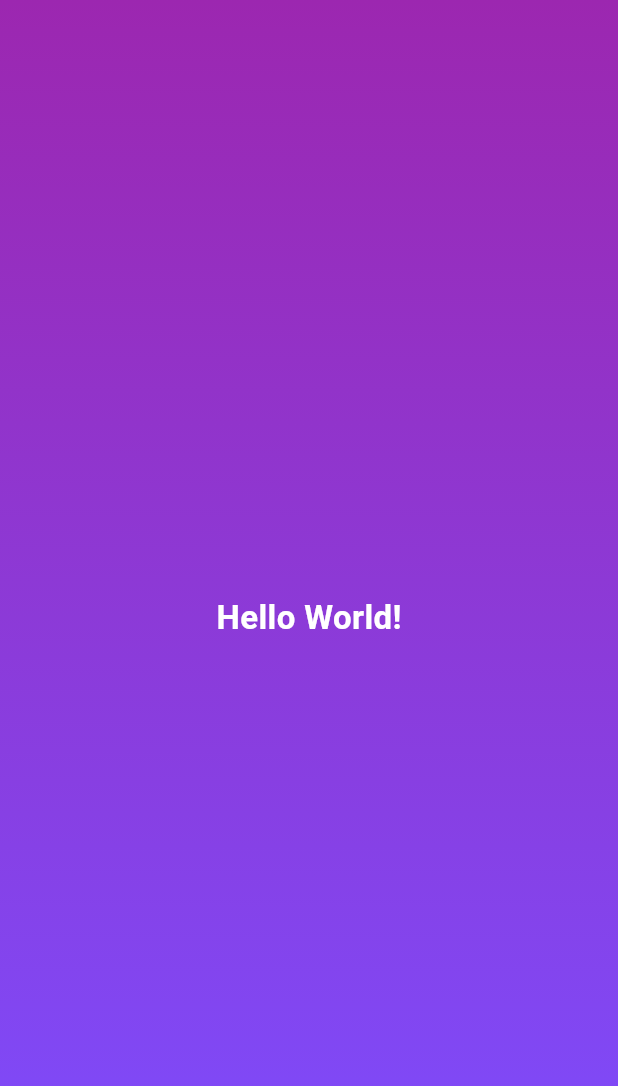
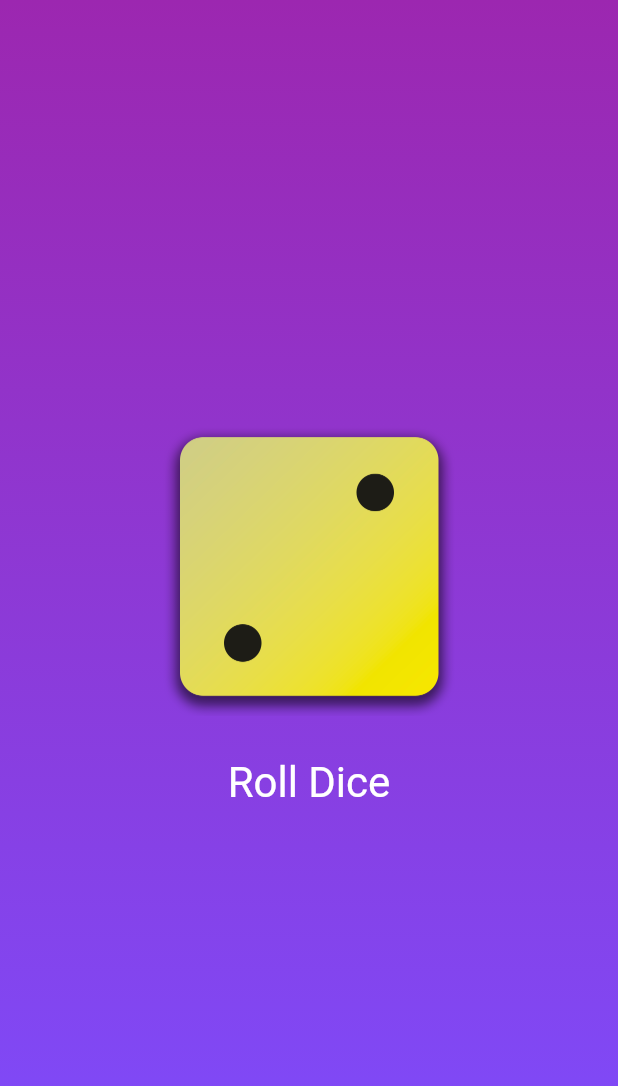
Before and after one commit to KashifTalha/test-project-max, a Flutter app: the screen it shows after launch, on a phone screen of 412 x 824 dp. Shown: the top 1086 px of the screen. Run offline on Flutter 3.47's test engine with Material 3 defaults, Android fonts, the phone set to English and light mode, and no system bars.

Commit message:
roll dice module compeleted

```diff
--- a/lib/gradient_container.dart
+++ b/lib/gradient_container.dart
@@ -1,5 +1,5 @@
 import "package:flutter/material.dart";
-import "package:test_project/styled_text.dart";
+import "package:test_project/roller_dice.dart";
 
 var startAlignment = Alignment.topRight;
 var endAligment = Alignment.bottomRight;
@@ -7,18 +7,16 @@ var endAligment = Alignment.bottomRight;
 class GradientContainer extends StatelessWidget {
   const GradientContainer({super.key, required this.colors});
   final List<Color> colors;
+
   @override
   Widget build(context) {
-    return  Container(
+    return Container(
       decoration: BoxDecoration(
         gradient: LinearGradient(
-            colors: colors,
-            begin: startAlignment,
-            end: endAligment
-        ),
+            colors: colors, begin: startAlignment, end: endAligment),
       ),
-      child:  const Center(
-        child: TextStyled(),
+      child: const Center(
+        child: DiceRoller(),
       ),
     );
   }
--- a/lib/main.dart
+++ b/lib/main.dart
@@ -4,7 +4,7 @@ import "gradient_container.dart";
 void main() {
   runApp(const MaterialApp(
     home: Scaffold(
-        body: GradientContainer(colors: [Colors.purple, Colors.deepPurpleAccent])
-    ),
+        body: GradientContainer(
+            colors: [Colors.purple, Colors.deepPurpleAccent])),
   ));
 }
--- /dev/null
+++ b/lib/roller_dice.dart
@@ -0,0 +1,44 @@
+import "package:flutter/material.dart";
+import "dart:math";
+
+final randomizer = Random();
+
+class DiceRoller extends StatefulWidget {
+  const DiceRoller({super.key});
+  @override
+  State<DiceRoller> createState() {
+    return _DiceRollerState();
+  }
+}
+
+class _DiceRollerState extends State<DiceRoller> {
+  var changeDiceImage = 2;
+  void diceRoll() {
+    setState(() {
+      changeDiceImage = randomizer.nextInt(6) + 1;
+    });
+  }
+
+  @override
+  Widget build(context) {
+    return Column(
+      mainAxisSize: MainAxisSize.min,
+      children: [
+        Image.asset("assets/images/dice-$changeDiceImage.png", width: 200),
+        const SizedBox(height: 20),
+        TextButton(
+          onPressed: diceRoll,
+          style: TextButton.styleFrom(
+            foregroundColor: Colors.white,
+            textStyle: const TextStyle(
+              fontSize: 28,
+            ),
+          ),
+          child: const Text(
+            "Roll Dice",
+          ),
+        ),
+      ],
+    );
+  }
+}
--- a/pubspec.yaml
+++ b/pubspec.yaml
@@ -59,9 +59,8 @@ flutter:
   uses-material-design: true
 
   # To add assets to your application, add an assets section, like this:
-  # assets:
-  #   - images/a_dot_burr.jpeg
-  #   - images/a_dot_ham.jpeg
+  assets:
+  - assets/images/
 
   # An image asset can refer to one or more resolution-specific "variants", see
   # https://flutter.dev/assets-and-images/#resolution-aware
```
Also changed, not shown: assets/images/dice-1.png (added), assets/images/dice-2.png (added), assets/images/dice-3.png (added), assets/images/dice-4.png (added), assets/images/dice-5.png (added), assets/images/dice-6.png (added).
